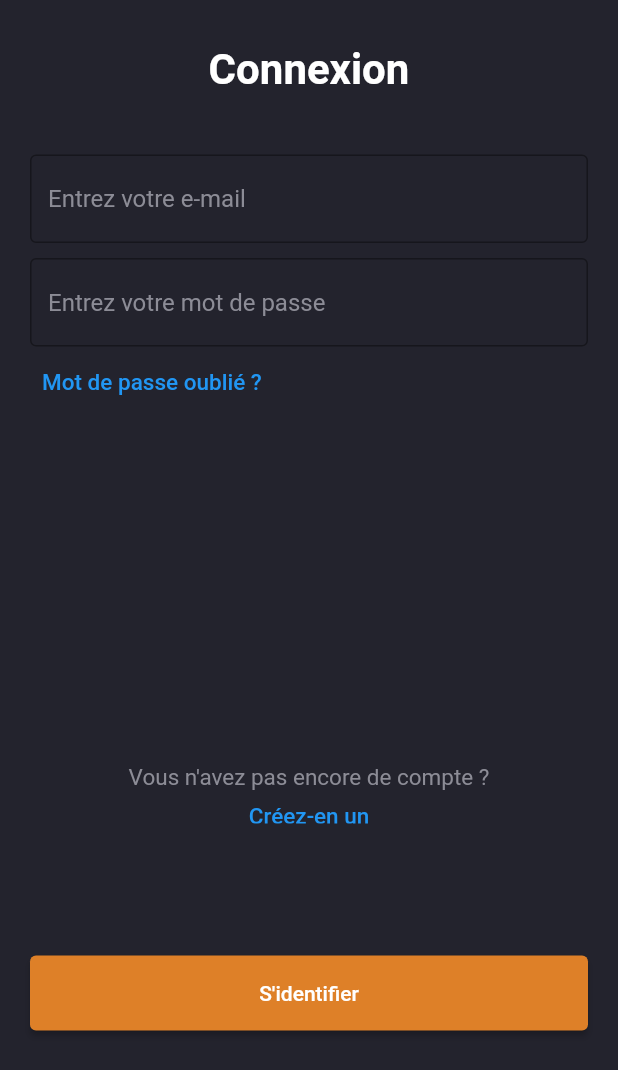
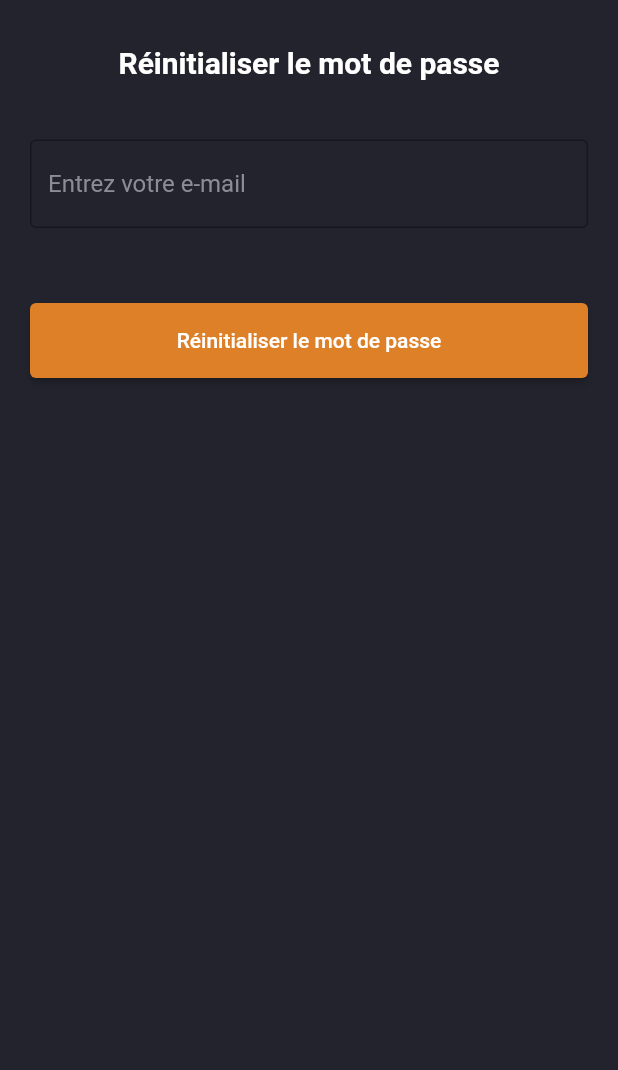
Before and after one commit to acatacchio/Slapp, a Flutter app: the screen it shows after launch, after a tap on "Mot de passe oublié ?", on a phone screen of 412 x 824 dp. Shown: the top 1070 px of the screen. Run offline on Flutter 3.47's test engine with Material 2 defaults, Android fonts, the phone set to English and light mode, and no system bars; our stand-ins replace cached_network_image, cloud_firestore, firebase_auth, firebase_core, firebase_storage, image_picker; accounts and stored records are empty.

```diff
--- a/lib/controller/auth_controller.dart
+++ b/lib/controller/auth_controller.dart
@@ -3,6 +3,7 @@ import 'package:flutter/material.dart';
 import 'package:slapp/custom_widget/my_text_field.dart';
 import 'package:slapp/model/color_theme.dart';
 import 'package:slapp/model/generic_method.dart';
+import 'package:slapp/page/forgot_password_page.dart';
 import 'package:slapp/page/register_page.dart';
 import 'package:slapp/util/images.dart';
 import '../model/alert_helper.dart';
@@ -55,6 +56,8 @@ class AuthState extends State<AuthController> {
       backgroundColor: ColorTheme().background(),
       body: SingleChildScrollView(
         child: InkWell(
+            splashColor: Colors.transparent,
+            highlightColor: Colors.transparent,
             onTap: (){
               GenericMethod().hideKeyboard(context);
             },
@@ -89,7 +92,9 @@ class AuthState extends State<AuthController> {
                           Row(
                             children: [
                               TextButton(
-                                  onPressed: (){},
+                                  onPressed: (){
+                                    Navigator.push(context, MaterialPageRoute(builder: (context) => ForgotPasswordPage()));
+                                  },
                                   child: const Text(
                                     "Mot de passe oublié ?",
                                     style: TextStyle(
@@ -206,6 +211,8 @@ class AuthState extends State<AuthController> {
     GenericMethod().hideKeyboard(context);
     String mail = _mail.text;
     String pwd = _password.text;
+    _mail.text = "";
+    _password.text = "";
 
     if ((validText(mail)) && (validText(pwd))) {
         FirebaseHandler().signIn(mail, pwd);
--- /dev/null
+++ b/lib/page/forgot_password_page.dart
@@ -0,0 +1,102 @@
+import 'package:flutter/material.dart';
+import 'package:slapp/util/firebase_handler.dart';
+
+import '../custom_widget/my_text_field.dart';
+import '../model/color_theme.dart';
+import '../model/generic_method.dart';
+
+class ForgotPasswordPage extends StatefulWidget {
+  @override
+  State<StatefulWidget> createState() => ForgotPasswordState();
+}
+
+class ForgotPasswordState extends State<ForgotPasswordPage>{
+
+  late PageController _pageController;
+  late TextEditingController _mail;
+
+  @override
+  void initState() {
+    _pageController = PageController();
+    _mail = TextEditingController();
+    super.initState();
+  }
+
+  @override
+  void dispose() {
+    _pageController.dispose();
+    _mail.dispose();
+    super.dispose();
+  }
+
+  @override
+  Widget build(BuildContext context) {
+    return Scaffold(
+      backgroundColor: ColorTheme().background(),
+      body: SingleChildScrollView(
+        child: InkWell(
+            splashColor: Colors.transparent,
+            highlightColor: Colors.transparent,
+            onTap: (){
+              GenericMethod().hideKeyboard(context);
+            },
+            child: SafeArea(
+                child: Center(
+                    child: Padding(
+                      padding: const EdgeInsets.all(20),
+                      child: Column(
+                        children: [
+                          SizedBox(
+                            width: MediaQuery.of(context).size.width,
+                            height: 10,
+                          ),
+                          Text(
+                            "Réinitialiser le mot de passe",
+                            style: TextStyle(
+                                fontSize: 20,
+                                fontWeight: FontWeight.bold,
+                                color: ColorTheme().text()
+                            ),
+                          ),
+                          SizedBox(
+                            width: MediaQuery.of(context).size.width,
+                            height: 40,
+                          ),
+                          MyTextField(controller: _mail, hint: "Entrez votre e-mail"),
+                          SizedBox(
+                            width: MediaQuery.of(context).size.width,
+                            height: 10,
+                          ),
+                          SizedBox(
+                            width: MediaQuery.of(context).size.width,
+                            height: 40,
+                          ),
+                          ElevatedButton(
+                            onPressed: (){
+                              resetPassword(_mail.text);
+                            },
+                            child: const Text("Réinitialiser le mot de passe"),
+                            style: ElevatedButton.styleFrom(
+                              primary: ColorTheme().orange(),
+                              fixedSize: Size(MediaQuery.of(context).size.width, 50),
+                            ),
+                          )
+                        ],
+                      ),
+                    )
+                )
+            )
+        ),
+      ),
+    );
+  }
+
+  Future resetPassword(String email) async {
+    showDialog(
+      context: context,
+      barrierDismissible: false,
+      builder: (context) => Center(child: CircularProgressIndicator(),)
+    );
+    return FirebaseHandler().resetPassword(email, context);
+  }
+}
--- a/lib/page/register_page.dart
+++ b/lib/page/register_page.dart
@@ -208,6 +208,11 @@ class RegisterState extends State<RegisterPage> {
     String mail = _mail.text;
     String pwd = _password.text;
 
+    _name.text = "";
+    _surname.text = "";
+    _mail.text = "";
+    _password.text = "";
+
     if ((validText(mail)) && (validText(pwd))) {
       if ((validText(name)) && (validText(surname))) {
         // methode vers firebase
```
Also changed, not shown: lib/model/alert_helper.dart (+8 -0 lines), lib/util/firebase_handler.dart (+16 -0 lines).
